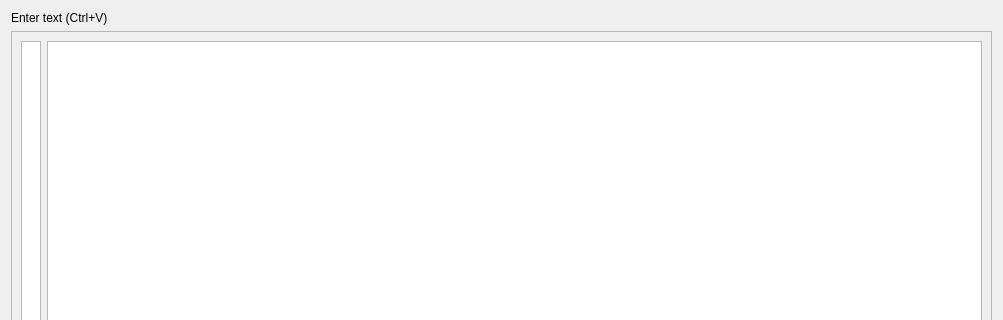
Old version of the form pordb_suche_video.ui in the repository hwmay/pordb3; both pictures show x 0 to 1003 and y 0 to 320 of the 1003 by 720 pixel window.
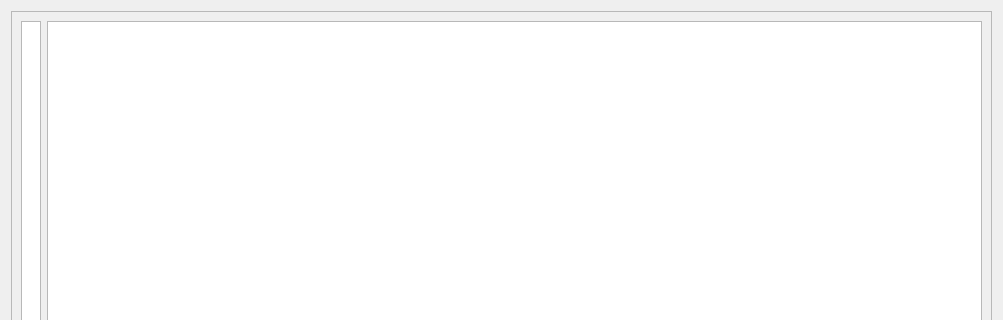
New version of the form. Icons and pictures are not drawn.

```diff
--- a/pordb_suche_video.ui
+++ b/pordb_suche_video.ui
@@ -19,13 +19,6 @@
   </property>
   <layout class="QGridLayout" name="gridLayout">
    <item row="0" column="0">
-    <widget class="QLabel" name="label">
-     <property name="text">
-      <string>Enter text (Ctrl+V)</string>
-     </property>
-    </widget>
-   </item>
-   <item row="1" column="0">
     <widget class="QScrollArea" name="scrollArea">
      <property name="widgetResizable">
       <bool>true</bool>
@@ -36,7 +29,7 @@
         <x>0</x>
         <y>0</y>
         <width>989</width>
-        <height>657</height>
+        <height>675</height>
        </rect>
       </property>
       <layout class="QHBoxLayout" name="horizontalLayout_3">
```
Left out of the diff: 2 changed lines with no effect on the pictures.
